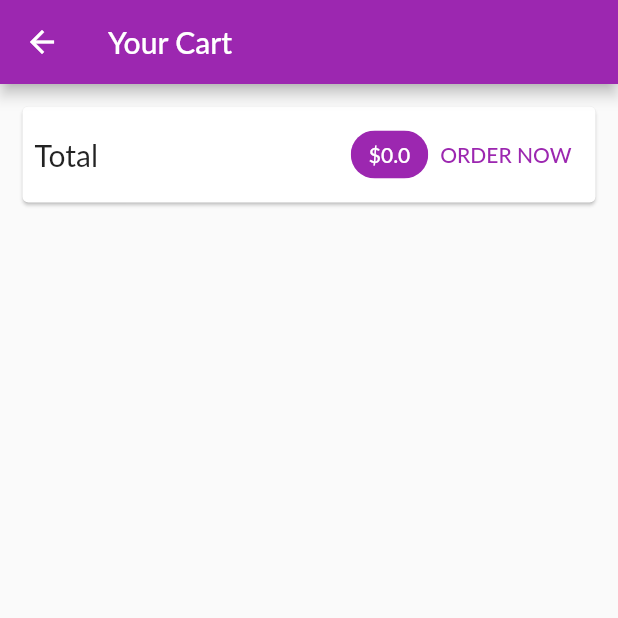
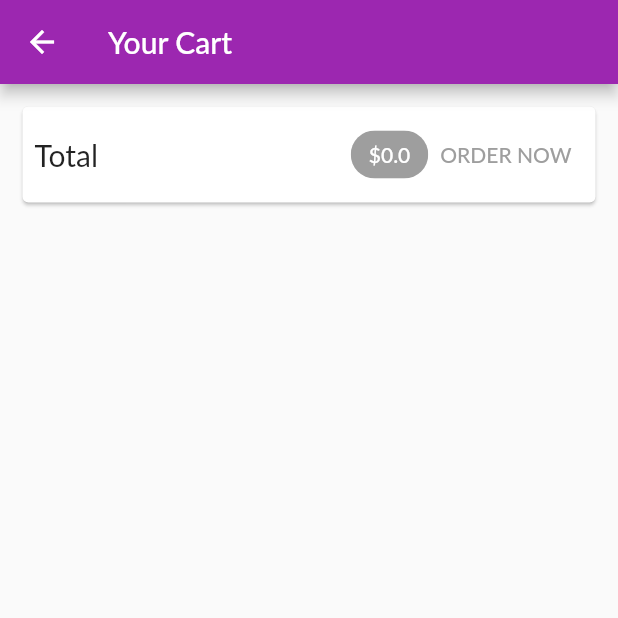
Before and after one commit to AlexMMorar/ShopApp, a Flutter app: the CartScreen screen opened by its route, on a phone screen of 412 x 824 dp, the top half of it. Run offline on Flutter 3.47's test engine with Material 2 defaults, Android fonts, the phone set to English and light mode, and no system bars; network calls fail; Roboto replaces fonts that are missing (Lato).

```diff
--- a/lib/screens/cart_screen.dart
+++ b/lib/screens/cart_screen.dart
@@ -11,6 +11,7 @@ class CartScreen extends StatelessWidget {
   @override
   Widget build(BuildContext context) {
     final cart = Provider.of<Cart>(context);
+    final isCartEmpty = cart.itemCount == 0;
     return Scaffold(
       appBar: AppBar(
         title: const Text('Your Cart'),
@@ -34,20 +35,26 @@ class CartScreen extends StatelessWidget {
                     color: Colors.white,
                   ),
                 ),
-                backgroundColor: Theme.of(context).colorScheme.primary,
+                backgroundColor: !isCartEmpty
+                    ? Theme.of(context).colorScheme.primary
+                    : Colors.grey,
               ),
               TextButton(
-                onPressed: () {
-                  Provider.of<Orders>(context, listen: false).addOrder(
-                    cart.items.values.toList(),
-                    cart.totalAmount,
-                  );
-                  cart.clear();
-                },
+                onPressed: !isCartEmpty
+                    ? () async {
+                        Provider.of<Orders>(context, listen: false).addOrder(
+                          cart.items.values.toList(),
+                          cart.totalAmount,
+                        );
+                        cart.clear();
+                      }
+                    : null,
                 child: Text(
                   'ORDER NOW',
-                  style:
-                      TextStyle(color: Theme.of(context).colorScheme.primary),
+                  style: TextStyle(
+                      color: !isCartEmpty
+                          ? Theme.of(context).colorScheme.primary
+                          : Colors.grey),
                 ),
               )
             ]),
```
Also changed, not shown: lib/providers/orders.dart (+35 -8 lines).
